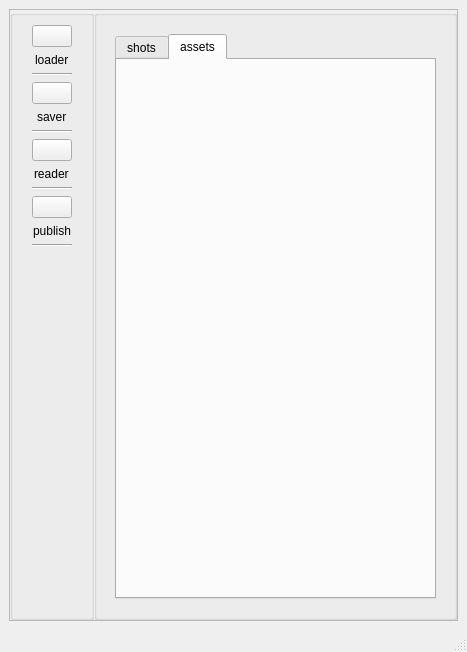
Old version of the form src/ateru/ui/uix/asset_manager.ui in the repository ronnyascencio/ateru.
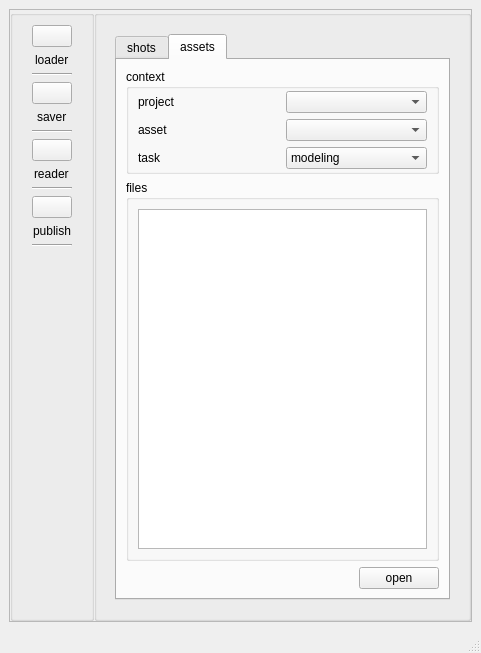
New version of the form. The open tabs and pages were chosen to show the change. Icons and pictures are not drawn.

Commit message: fix(core): logging changed to build in python logging, config model in software change name , loader added load config for softwares paths

```diff
--- a/src/ateru/ui/uix/asset_manager.ui
+++ b/src/ateru/ui/uix/asset_manager.ui
@@ -6,8 +6,8 @@
    <rect>
     <x>0</x>
     <y>0</y>
-    <width>467</width>
-    <height>652</height>
+    <width>481</width>
+    <height>653</height>
    </rect>
   </property>
   <property name="windowTitle">
@@ -363,6 +363,126 @@
                    <attribute name="title">
                     <string>assets</string>
                    </attribute>
+                   <layout class="QVBoxLayout" name="verticalLayout_13">
+                    <item>
+                     <widget class="QGroupBox" name="groupBox_5">
+                      <property name="title">
+                       <string>context</string>
+                      </property>
+                      <layout class="QVBoxLayout" name="verticalLayout_10">
+                       <property name="topMargin">
+                        <number>2</number>
+                       </property>
+                       <property name="bottomMargin">
+                        <number>2</number>
+                       </property>
+                       <item>
+                        <layout class="QVBoxLayout" name="verticalLayout_11">
+                         <item>
+                          <layout class="QHBoxLayout" name="horizontalLayout_8">
+                           <item>
+                            <widget class="QLabel" name="label_8">
+                             <property name="text">
+                              <string>project</string>
+                             </property>
+                            </widget>
+                           </item>
+                           <item>
+                            <widget class="QComboBox" name="project_assets_loader_comboBox"/>
+                           </item>
+                          </layout>
+                         </item>
+                         <item>
+                          <layout class="QHBoxLayout" name="horizontalLayout_9">
+                           <item>
+                            <widget class="QLabel" name="label_9">
+                             <property name="text">
+                              <string>asset</string>
+                             </property>
+                            </widget>
+                           </item>
+                           <item>
+                            <widget class="QComboBox" name="asset_assets_loader_comboBox"/>
+                           </item>
+                          </layout>
+                         </item>
+                         <item>
+                          <layout class="QHBoxLayout" name="horizontalLayout_10">
+                           <item>
+                            <widget class="QLabel" name="label_10">
+                             <property name="text">
+                              <string>task</string>
+                             </property>
+                            </widget>
+                           </item>
+                           <item>
+                            <widget class="QComboBox" name="task_assets_loader_comboBox">
+                             <item>
+                              <property name="text">
+                               <string>modeling</string>
+                              </property>
+                             </item>
+                             <item>
+                              <property name="text">
+                               <string>lookdev</string>
+                              </property>
+                             </item>
+                             <item>
+                              <property name="text">
+                               <string>rigging</string>
+                              </property>
+                             </item>
+                             <item>
+                              <property name="text">
+                               <string>environment</string>
+                              </property>
+                             </item>
+                            </widget>
+                           </item>
+                          </layout>
+                         </item>
+                        </layout>
+                       </item>
+                      </layout>
+                     </widget>
+                    </item>
+                    <item>
+                     <widget class="QGroupBox" name="groupBox_6">
+                      <property name="title">
+                       <string>files</string>
+                      </property>
+                      <layout class="QVBoxLayout" name="verticalLayout_12">
+                       <item>
+                        <widget class="QListView" name="files_assets_loader_listView"/>
+                       </item>
+                      </layout>
+                     </widget>
+                    </item>
+                    <item>
+                     <layout class="QHBoxLayout" name="horizontalLayout_11">
+                      <item>
+                       <spacer name="horizontalSpacer_2">
+                        <property name="orientation">
+                         <enum>Qt::Orientation::Horizontal</enum>
+                        </property>
+                        <property name="sizeHint" stdset="0">
+                         <size>
+                          <width>40</width>
+                          <height>20</height>
+                         </size>
+                        </property>
+                       </spacer>
+                      </item>
+                      <item>
+                       <widget class="QPushButton" name="assets_loader_open_pushButton">
+                        <property name="text">
+                         <string>open</string>
+                        </property>
+                       </widget>
+                      </item>
+                     </layout>
+                    </item>
+                   </layout>
                   </widget>
                  </widget>
                 </item>
```
Left out of the diff: 26 changed lines with no effect on the pictures. The commit also changes 22 other files.
